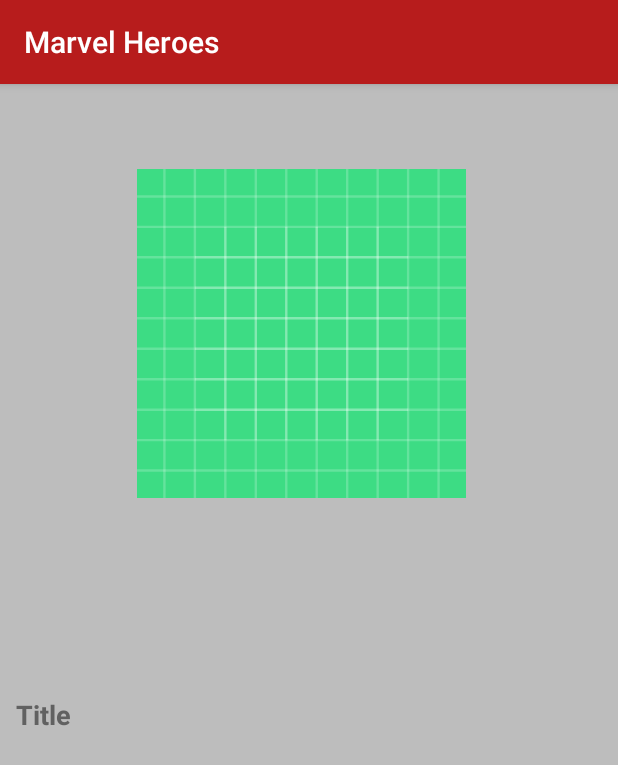
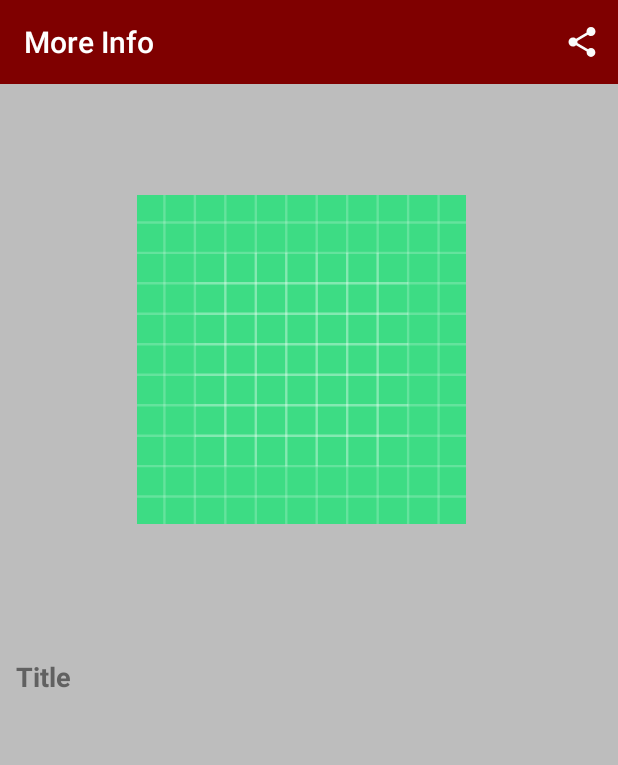
Before and after one commit to annakentistou/MarvelHeroesApp, an Android app: the ItemDetails screen opened directly, with no data from a screen before it, on a phone screen of 412 x 824 dp. Shown: the top 765 px of the screen. Run offline under Robolectric (Android 15) with nearby library versions, the phone set to English and light mode, and no system bars; our stand-ins replace Picasso; network calls fail; pictures from the network do not load.

Commit message:
Share content of characters in social with direct message

```diff
--- a/app/build.gradle
+++ b/app/build.gradle
@@ -58,6 +58,7 @@
     implementation 'com.android.support.constraint:constraint-layout:1.1.2'
 
     implementation 'com.squareup.picasso:picasso:2.71828'
+    implementation 'com.facebook.android:facebook-share:[4,5)'
 
     implementation 'com.google.code.gson:gson:2.8.6'
 
--- /dev/null
+++ b/app/src/main/res/drawable/ic_share_white_24dp.xml
@@ -0,0 +1,5 @@
+<vector android:height="24dp" android:tint="#FBFBFB"
+    android:viewportHeight="24.0" android:viewportWidth="24.0"
+    android:width="24dp" xmlns:android="http://schemas.android.com/apk/res/android">
+    <path android:fillColor="#FF000000" android:pathData="M18,16.08c-0.76,0 -1.44,0.3 -1.96,0.77L8.91,12.7c0.05,-0.23 0.09,-0.46 0.09,-0.7s-0.04,-0.47 -0.09,-0.7l7.05,-4.11c0.54,0.5 1.25,0.81 2.04,0.81 1.66,0 3,-1.34 3,-3s-1.34,-3 -3,-3 -3,1.34 -3,3c0,0.24 0.04,0.47 0.09,0.7L8.04,9.81C7.5,9.31 6.79,9 6,9c-1.66,0 -3,1.34 -3,3s1.34,3 3,3c0.79,0 1.5,-0.31 2.04,-0.81l7.12,4.16c-0.05,0.21 -0.08,0.43 -0.08,0.65 0,1.61 1.31,2.92 2.92,2.92 1.61,0 2.92,-1.31 2.92,-2.92s-1.31,-2.92 -2.92,-2.92z"/>
+</vector>
--- a/app/src/main/res/layout/activity_item_details.xml
+++ b/app/src/main/res/layout/activity_item_details.xml
@@ -5,8 +5,20 @@
     android:layout_width="match_parent"
     android:layout_height="match_parent"
     android:background="@color/gray_400"
+    android:fitsSystemWindows="true"
     tools:context=".ItemDetails">
 
+    <com.google.android.material.appbar.MaterialToolbar
+        android:id="@+id/topAppBar"
+        android:layout_width="match_parent"
+        android:layout_height="?attr/actionBarSize"
+        android:background="@color/DarkRed"
+        android:theme="@style/ThemeOverlay.AppCompat.Dark.ActionBar"
+        app:title="More Info"
+        app:menu="@menu/top_app_bar"
+        app:layout_constraintStart_toStartOf="parent"
+        app:layout_constraintTop_toTopOf="parent"
+        />
     <ImageView
         android:id="@+id/thumbnail"
         android:layout_width="300dp"
@@ -19,8 +31,8 @@
         app:layout_constraintEnd_toEndOf="parent"
         app:layout_constraintStart_toStartOf="parent"
         app:layout_constraintTop_toTopOf="parent"
-        app:layout_constraintVertical_bias="0.08"
-        app:layout_constraintHorizontal_bias="0.5"></ImageView>
+        app:layout_constraintVertical_bias="0.20"
+        app:layout_constraintHorizontal_bias="0.5"/>
 
     <TextView
         android:id="@+id/title"
--- a/app/src/main/res/menu/top_app_bar.xml
+++ b/app/src/main/res/menu/top_app_bar.xml
@@ -1,7 +1,7 @@
 <?xml version="1.0" encoding="utf-8"?>
 <menu xmlns:android="http://schemas.android.com/apk/res/android"
     xmlns:app="http://schemas.android.com/apk/res-auto">
-    <item
+   <!-- <item
         android:id="@+id/search_view_top_bar"
         android:title="@string/Search"
         android:icon="@drawable/ic_search_black_24dp"
@@ -9,6 +9,12 @@
         app:showAsAction="collapseActionView|ifRoom"
         app:actionViewClass="android.widget.SearchView"
 
+        />-->
+    <item
+        android:id="@+id/share"
+        android:title="Share"
+        android:icon="@drawable/ic_share_white_24dp"
+        app:showAsAction="collapseActionView|ifRoom"
         />
 
 </menu>
--- a/app/src/main/res/values/strings.xml
+++ b/app/src/main/res/values/strings.xml
@@ -44,4 +44,8 @@
     <string name="home_second">Home Second</string>
     <string name="other_users">Other Users</string>
     <string name="profile">My Profile</string>
+
+    <!--KeyHash-->
+    <string name="app_id">563705977662214</string>
+    <string name="facebook_login_protocol">fb563705977662214</string>
 </resources>
--- a/app/src/main/res/values/styles.xml
+++ b/app/src/main/res/values/styles.xml
@@ -26,7 +26,7 @@
         </item>
     </style>
 
-    <style name="DetailsActivity.Theme" parent="Theme.AppCompat.Light.DarkActionBar">
+    <style name="DetailsActivity.Theme" parent="Theme.AppCompat.Light.NoActionBar">
         <item name="colorPrimary">@color/PrimaryRed</item>
         <item name="colorPrimaryDark">@color/DarkRed</item>
         <item name="colorAccent">@color/LightRed</item>
--- a/build.gradle
+++ b/build.gradle
@@ -5,6 +5,7 @@
     repositories {
         google()
         jcenter()
+        mavenCentral()
 
     }
     dependencies {
```
Also changed, not shown: app/src/main/AndroidManifest.xml (+12 -3 lines), app/src/main/java/com/codehub/marvelheroesapp/Adapters/Adapter.java (+37 -3 lines), app/src/main/java/com/codehub/marvelheroesapp/ItemDetails.java (+35 -5 lines), app/src/main/java/com/codehub/marvelheroesapp/LoginActivity.java (+28 -0 lines).
